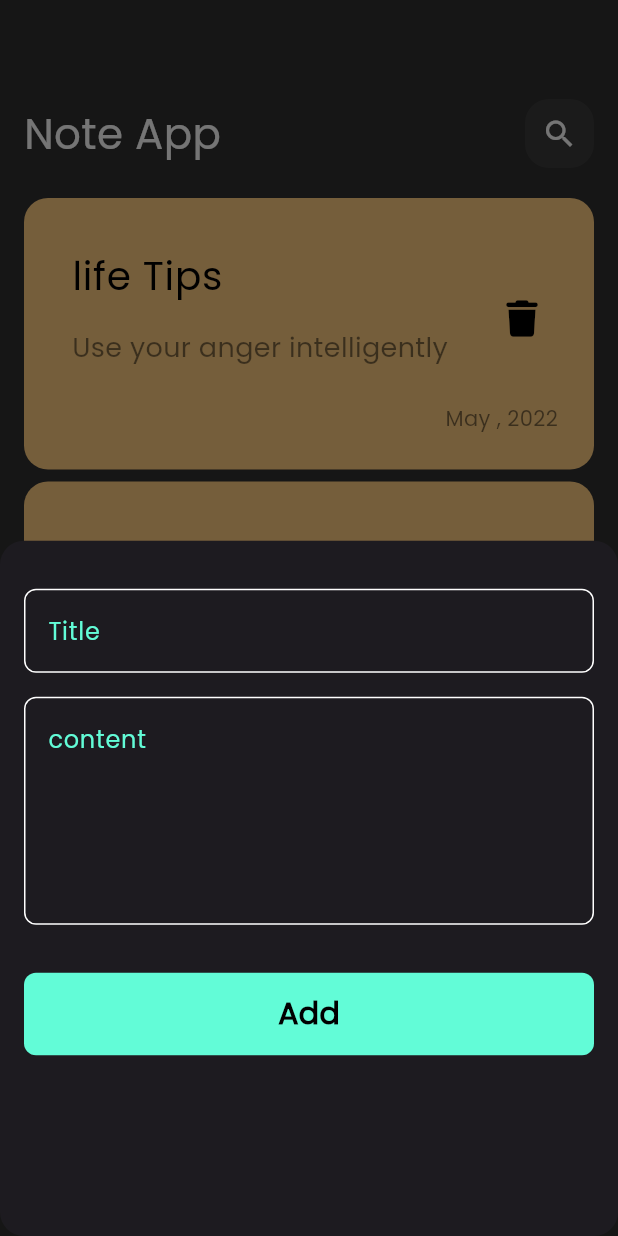
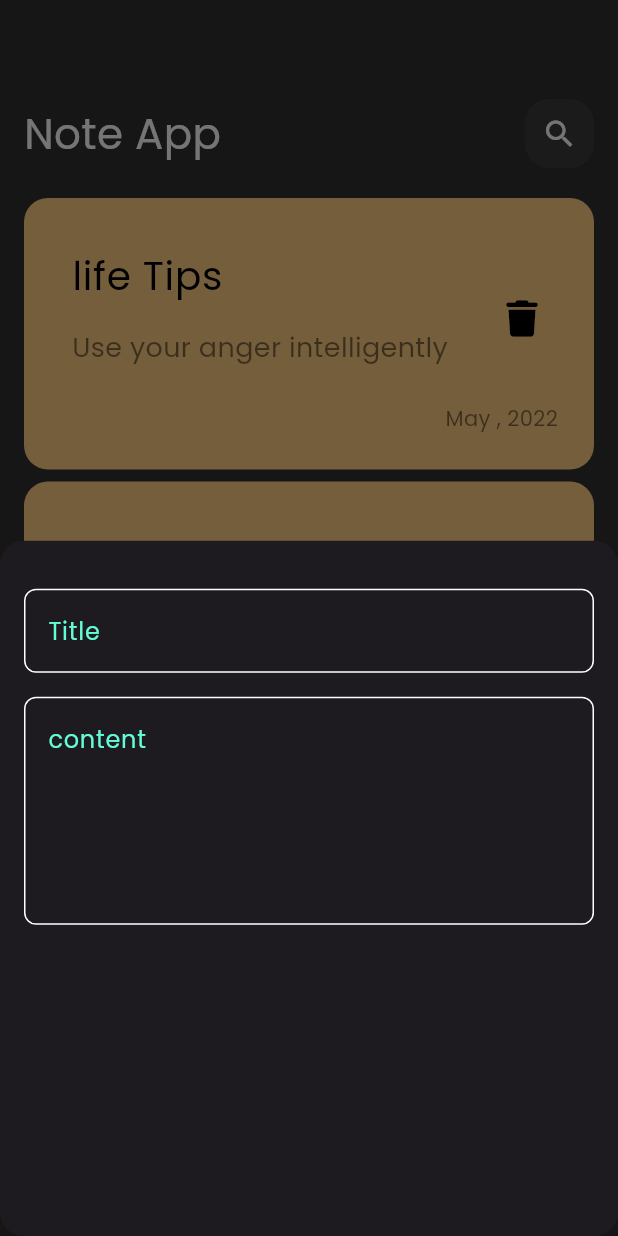
Before and after one commit to Mohamed549-bot/notes_app, a Flutter app: the screen it shows after launch, after a tap on the "add" icon, on a phone screen of 412 x 824 dp. Run offline on Flutter 3.47's test engine with Material 3 defaults, Android fonts, the phone set to English and light mode, and no system bars; our stand-ins replace font_awesome_flutter.

Commit message:
Revert "finish notes bottom sheet"
This reverts commit 0f7c31c3892dacf13d7ecc5e7286918749a60ea6.

```diff
--- a/lib/views/widgets/add_note_bottom_sheet.dart
+++ b/lib/views/widgets/add_note_bottom_sheet.dart
@@ -1,6 +1,4 @@
 import 'package:flutter/material.dart';
-import 'package:my_new_project/constants.dart';
-import 'package:my_new_project/views/widgets/custom_button.dart';
 import 'package:my_new_project/views/widgets/custom_text_field.dart';
 
 class AddNoteBottomSheet extends StatelessWidget {
@@ -25,13 +23,6 @@ class AddNoteBottomSheet extends StatelessWidget {
             hint: 'content',
             maxLines: 5,
           ),
-          SizedBox(
-            height: 32,
-          ),
-          CustomButton(),
-          SizedBox(
-            height: 16,
-          ),
         ],
       ),
     );
--- a/lib/views/widgets/custom_button.dart
+++ /dev/null
@@ -1,28 +0,0 @@
-import 'package:flutter/material.dart';
-import 'package:my_new_project/constants.dart';
-
-class CustomButton extends StatelessWidget {
-  const CustomButton({super.key});
-
-  @override
-  Widget build(BuildContext context) {
-    return Container(
-      width: MediaQuery.of(context).size.width,
-      height: 55,
-      decoration: BoxDecoration(
-        color: kPrimaryColor,
-        borderRadius: BorderRadius.circular(8),
-      ),
-      child: const Center(
-        child: Text(
-          'Add',
-          style: TextStyle(
-            color: Colors.black,
-            fontWeight: FontWeight.bold,
-            fontSize: 20,
-          ),
-        ),
-      ),
-    );
-  }
-}
```
